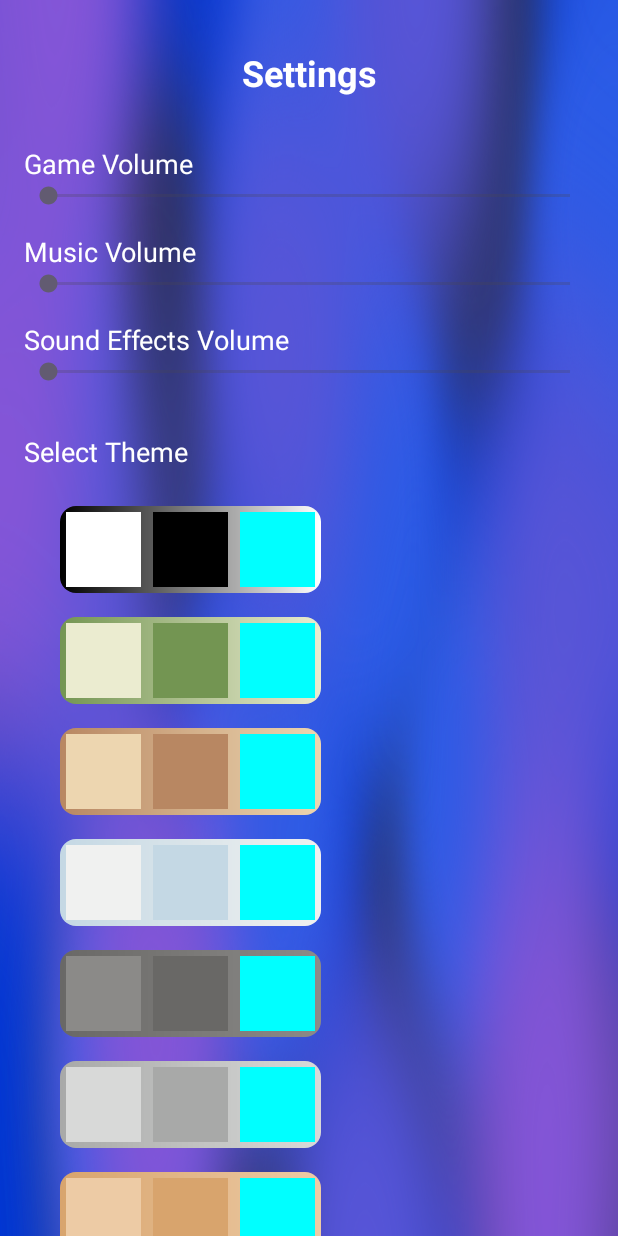
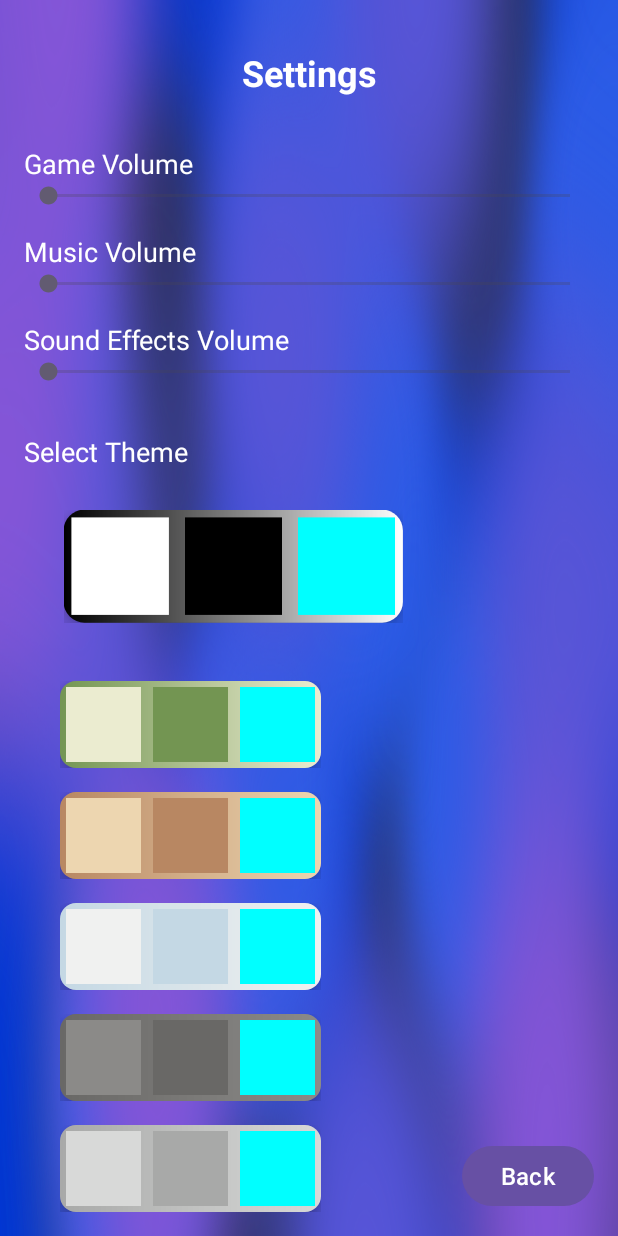
Before and after one commit to weezard12/Android-Studio-Template, an Android app: the SettingsActivity screen opened directly, with no data from a screen before it, after a tap on an icon or button, on a phone screen of 412 x 824 dp. Run offline under Robolectric (Android 15) with nearby library versions, the phone set to English and light mode, and no system bars.

Commit message:
updated theme selection

```diff
--- a/app/src/main/java/com/example/android2dtest/gameLogic/MyDebug.java
+++ b/app/src/main/java/com/example/android2dtest/gameLogic/MyDebug.java
@@ -4,7 +4,7 @@ import android.util.Log;
 
 public final class MyDebug {
 
-    private static final boolean DEBUG_ENABLED = false;
+    private static final boolean DEBUG_ENABLED = true;
     public static void log(String massage){
         if(DEBUG_ENABLED)
             Log.i("debug", massage);
--- a/app/src/main/java/com/example/android2dtest/scenes/exampleScenes/ChessTest/scenes/SettingsActivity.java
+++ b/app/src/main/java/com/example/android2dtest/scenes/exampleScenes/ChessTest/scenes/SettingsActivity.java
@@ -1,7 +1,10 @@
 package com.example.android2dtest.scenes.exampleScenes.ChessTest.scenes;
 
+import android.content.Intent;
 import android.graphics.Color;
 import android.os.Bundle;
+import android.view.View;
+import android.widget.Button;
 import android.widget.LinearLayout;
 
 import androidx.activity.EdgeToEdge;
@@ -11,12 +14,16 @@ import androidx.core.view.ViewCompat;
 import androidx.core.view.WindowInsetsCompat;
 
 import com.example.android2dtest.R;
+import com.example.android2dtest.main.MainActivity;
 import com.example.android2dtest.main.MyUtils;
 import com.example.android2dtest.scenes.exampleScenes.ChessTest.board.BoardColors;
 
-public class SettingsActivity extends AppCompatActivity {
+public class SettingsActivity extends AppCompatActivity implements View.OnClickListener {
 
     LinearLayout themesLayout;
+
+    Button backButton;
+
     @Override
     protected void onCreate(Bundle savedInstanceState) {
         super.onCreate(savedInstanceState);
@@ -28,9 +35,14 @@ public class SettingsActivity extends AppCompatActivity {
             return insets;
         });
 
+        backButton = findViewById(R.id.btnBack);
+        backButton.setOnClickListener(this);
+
         themesLayout = findViewById(R.id.themesLayout);
-
-
+        updateThemes();
+    }
+    public void updateThemes(){
+        themesLayout.removeAllViews();
         themesLayout.addView(new ThemeSelectorView(this, new BoardColors(Color.WHITE,Color.BLACK,Color.BLUE,Color.CYAN),"Default"));
         themesLayout.addView(new ThemeSelectorView(this,
                 new BoardColors(MyUtils.rgbToFloatRgb(235,236,208), MyUtils.rgbToFloatRgb(115,149,82), Color.valueOf(Color.BLUE), Color.valueOf(Color.CYAN)),
@@ -55,7 +67,14 @@ public class SettingsActivity extends AppCompatActivity {
         themesLayout.addView(new ThemeSelectorView(this,
                 new BoardColors(MyUtils.rgbToFloatRgb(237,203,165), MyUtils.rgbToFloatRgb(216,164,109), Color.valueOf(Color.BLUE), Color.valueOf(Color.CYAN)),
                 "Light Brown"));
+    }
 
+    @Override
+    public void onClick(View v) {
+        if(v.equals(backButton)){
+            Intent intent = new Intent(        this, MenuActivity.class);
+            startActivity(intent);
+        }
 
     }
 }
--- a/app/src/main/java/com/example/android2dtest/scenes/exampleScenes/ChessTest/scenes/ThemeSelectorView.java
+++ b/app/src/main/java/com/example/android2dtest/scenes/exampleScenes/ChessTest/scenes/ThemeSelectorView.java
@@ -6,11 +6,14 @@ import android.graphics.drawable.GradientDrawable;
 import android.util.AttributeSet;
 import android.view.LayoutInflater;
 import android.view.View;
+import android.view.ViewGroup;
 import android.widget.LinearLayout;
 import android.widget.Toast;
 
 import com.example.android2dtest.R;
+import com.example.android2dtest.gameLogic.MyDebug;
 import com.example.android2dtest.scenes.exampleScenes.ChessTest.board.BoardColors;
+import com.example.android2dtest.scenes.exampleScenes.ChessTest.board.GameBoard;
 
 public class ThemeSelectorView extends LinearLayout {
 
@@ -29,7 +32,6 @@ public class ThemeSelectorView extends LinearLayout {
         // Inflate custom layout
         LayoutInflater.from(context).inflate(R.layout.sample_theme_selector_view, this, true);
 
-        // Create a GradientDrawable
         // Find the inner layout that wraps the buttons
         LinearLayout contentLayout = findViewById(R.id.contentLayout);
 
@@ -57,9 +59,36 @@ public class ThemeSelectorView extends LinearLayout {
 
         color3.setOnClickListener(v -> selectTheme(context));
         color3.setBackgroundColor(colors.movesHighlightColor.toArgb());
+
+        // if this is the current selected theme
+        if (colors.equals(GameBoard.boardColors)) {
+
+            // Define the scale factor
+            float scaleFactor = 1.3f;
+
+
+
+            // Scale padding
+            int scaledLeftPadding = (int) (getPaddingLeft() * scaleFactor * 2);
+            int scaledTopPadding = (int) (getPaddingTop() * scaleFactor * 2);
+            int scaledRightPadding = (int) (getPaddingRight() * scaleFactor * 2);
+            int scaledBottomPadding = (int) (getPaddingBottom() * scaleFactor * 2);
+
+            setPadding(scaledLeftPadding, scaledTopPadding, scaledRightPadding, 64);
+
+            // Set pivot point to the center to keep scaling centered
+            setPivotX(getWidth() / 2f);
+            setPivotY(getHeight() / 2f);
+
+            // Apply scaling
+            setScaleX(scaleFactor);
+            setScaleY(scaleFactor);
+        }
     }
 
     private void selectTheme(Context context) {
         Toast.makeText(context, "Theme Selected: " + themeName, Toast.LENGTH_SHORT).show();
+        GameBoard.boardColors = colors;
+        ((SettingsActivity)context).updateThemes();
     }
 }
--- a/app/src/main/res/layout/activity_settings.xml
+++ b/app/src/main/res/layout/activity_settings.xml
@@ -98,9 +98,7 @@
                 android:textColor="@android:color/white"
                 android:layout_marginTop="32dp"/>
 
-
             <!-- Theme Selection Container (Acts as a Button) -->
-
             <LinearLayout
                 android:id="@+id/themesLayout"
                 android:layout_width="match_parent"
@@ -110,15 +108,20 @@
                 android:gravity="top">
             </LinearLayout>
 
-            <Button
-                android:id="@+id/btnBack"
-                android:layout_width="wrap_content"
-                android:layout_height="wrap_content"
-                android:text="Back"
-                android:textSize="16sp"
-                android:layout_marginTop="32dp"
-                android:layout_gravity="center_horizontal"/>
         </LinearLayout>
     </ScrollView>
 
+    <!-- Back Button (Now Fixed at Bottom-Left) -->
+    <Button
+        android:id="@+id/btnBack"
+        android:layout_width="wrap_content"
+        android:layout_height="wrap_content"
+        android:layout_margin="16dp"
+        android:layout_marginEnd="16dp"
+        android:layout_marginBottom="16dp"
+        android:text="Back"
+        android:textSize="16sp"
+        app:layout_constraintBottom_toBottomOf="parent"
+        app:layout_constraintEnd_toEndOf="parent" />
+
 </androidx.constraintlayout.widget.ConstraintLayout>
--- a/app/src/main/res/layout/sample_theme_selector_view.xml
+++ b/app/src/main/res/layout/sample_theme_selector_view.xml
@@ -6,14 +6,20 @@
     android:gravity="center"
     android:clickable="true"
     android:focusable="true"
-    android:layout_margin="0dp">
+    android:layout_margin="0dp"
+    >
 
     <!-- Wrapper layout for gradient -->
     <LinearLayout
         android:id="@+id/contentLayout"
         android:layout_width="wrap_content"
         android:layout_height="wrap_content"
-        android:orientation="horizontal">
+        android:orientation="horizontal"
+        android:elevation="8dp"
+        android:shadowColor="#80000000"
+        android:shadowRadius="8"
+        android:shadowDx="4"
+        android:shadowDy="4">
 
         <!-- Theme Color 1 -->
         <View
```
